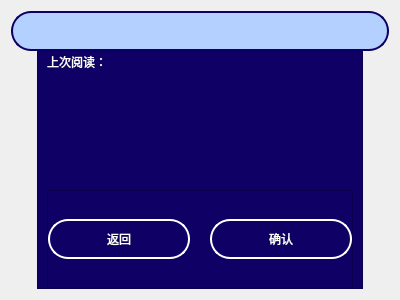
zrdumped/PaperPlusEBook, file bookentrymodal.ui: the form before one commit.
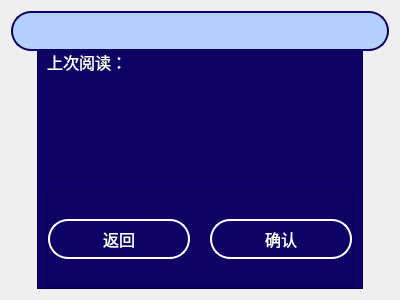
The form after the commit.

The edit to the form file:
```diff
--- a/bookentrymodal.ui
+++ b/bookentrymodal.ui
@@ -88,6 +88,12 @@
           <height>20</height>
          </size>
         </property>
+        <property name="font">
+         <font>
+          <family>Microsoft YaHei</family>
+          <pointsize>12</pointsize>
+         </font>
+        </property>
         <property name="text">
          <string>上次阅读：</string>
         </property>
@@ -169,6 +175,12 @@
              <height>40</height>
             </size>
            </property>
+           <property name="font">
+            <font>
+             <family>Microsoft YaHei</family>
+             <pointsize>12</pointsize>
+            </font>
+           </property>
            <property name="styleSheet">
             <string notr="true">QPushButton{background-color: rgb(14, 0, 100); border-radius: 20px;  border:2px solid white;}</string>
            </property>
@@ -185,6 +197,12 @@
              <height>40</height>
             </size>
            </property>
+           <property name="font">
+            <font>
+             <family>Microsoft YaHei</family>
+             <pointsize>12</pointsize>
+            </font>
+           </property>
            <property name="styleSheet">
             <string notr="true">QPushButton{background-color: rgb(14, 0, 100); border-radius: 20px;  border:2px solid white;}</string>
            </property>
```
Left out of the diff: 24 changed lines with no effect on the pictures.
